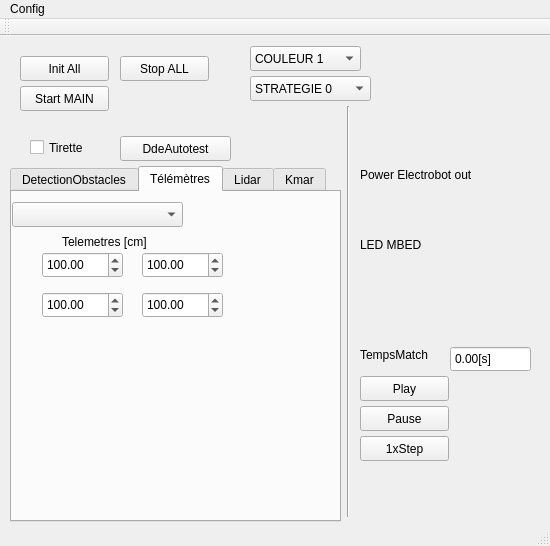
This is PluginModules/Simulia/ihm_Simulia.ui in CRLG/LABOTBOX as Qt 5 draws it before an edit. The edited form follows.
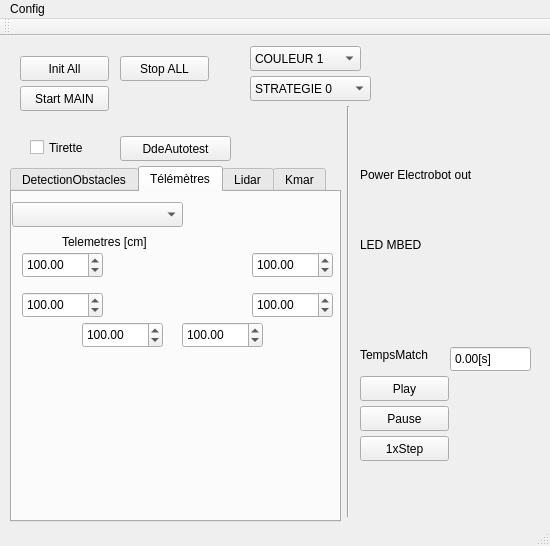
This is the edited form. The open tabs and pages were chosen to show the change. Custom widgets are drawn as their Qt base class.

```diff
--- a/PluginModules/Simulia/ihm_Simulia.ui
+++ b/PluginModules/Simulia/ihm_Simulia.ui
@@ -706,7 +706,7 @@
      <widget class="QDoubleSpinBox" name="Telemetre_ARG">
       <property name="geometry">
        <rect>
-        <x>30</x>
+        <x>10</x>
         <y>100</y>
         <width>81</width>
         <height>26</height>
@@ -725,7 +725,7 @@
      <widget class="QDoubleSpinBox" name="Telemetre_ARD">
       <property name="geometry">
        <rect>
-        <x>130</x>
+        <x>240</x>
         <y>100</y>
         <width>81</width>
         <height>26</height>
@@ -770,7 +770,7 @@
      <widget class="QDoubleSpinBox" name="Telemetre_AVD">
       <property name="geometry">
        <rect>
-        <x>130</x>
+        <x>240</x>
         <y>60</y>
         <width>81</width>
         <height>26</height>
@@ -789,7 +789,7 @@
      <widget class="QDoubleSpinBox" name="Telemetre_AVG">
       <property name="geometry">
        <rect>
-        <x>30</x>
+        <x>10</x>
         <y>60</y>
         <width>81</width>
         <height>26</height>
@@ -805,6 +805,44 @@
        <double>100.000000000000000</double>
       </property>
      </widget>
+     <widget class="QDoubleSpinBox" name="Telemetre_ARG_Centre">
+      <property name="geometry">
+       <rect>
+        <x>70</x>
+        <y>130</y>
+        <width>81</width>
+        <height>26</height>
+       </rect>
+      </property>
+      <property name="toolTip">
+       <string>Télémètre ARG Centre</string>
+      </property>
+      <property name="maximum">
+       <double>999999999999999.000000000000000</double>
+      </property>
+      <property name="value">
+       <double>100.000000000000000</double>
+      </property>
+     </widget>
+     <widget class="QDoubleSpinBox" name="Telemetre_ARD_Centre">
+      <property name="geometry">
+       <rect>
+        <x>170</x>
+        <y>130</y>
+        <width>81</width>
+        <height>26</height>
+       </rect>
+      </property>
+      <property name="toolTip">
+       <string>Télémètre ARD Centre</string>
+      </property>
+      <property name="maximum">
+       <double>999999999999999.000000000000000</double>
+      </property>
+      <property name="value">
+       <double>100.000000000000000</double>
+      </property>
+     </widget>
     </widget>
     <widget class="QWidget" name="tab_lidar">
      <attribute name="title">
```
Left out of the diff: 42 changed lines with no effect on the pictures.
